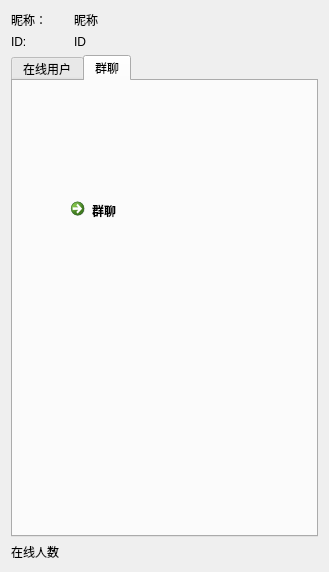
The window that Client/widget.ui (Psychim/Group5Pro) describes before a commit, drawn with Qt 5.
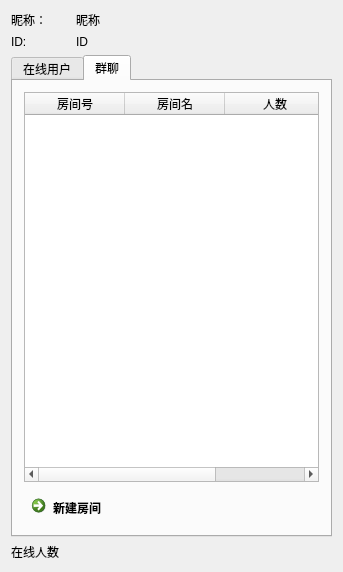
The same window after the commit.

What changed in the file:
```diff
--- a/Client/widget.ui
+++ b/Client/widget.ui
@@ -9,7 +9,7 @@
    <rect>
     <x>0</x>
     <y>0</y>
-    <width>329</width>
+    <width>343</width>
     <height>572</height>
    </rect>
   </property>
@@ -70,19 +70,40 @@
       <attribute name="title">
        <string>群聊</string>
       </attribute>
-      <widget class="QCommandLinkButton" name="commandLinkButton">
-       <property name="geometry">
-        <rect>
-         <x>50</x>
-         <y>110</y>
-         <width>168</width>
-         <height>41</height>
-        </rect>
-       </property>
-       <property name="text">
-        <string>群聊</string>
-       </property>
-      </widget>
+      <layout class="QVBoxLayout" name="verticalLayout">
+       <item>
+        <widget class="QTableWidget" name="roomtableWidget">
+         <column>
+          <property name="text">
+           <string>房间号</string>
+          </property>
+         </column>
+         <column>
+          <property name="text">
+           <string>房间名</string>
+          </property>
+         </column>
+         <column>
+          <property name="text">
+           <string>人数</string>
+          </property>
+         </column>
+        </widget>
+       </item>
+       <item>
+        <widget class="QCommandLinkButton" name="commandLinkButton">
+         <property name="sizePolicy">
+          <sizepolicy hsizetype="Fixed" vsizetype="Preferred">
+           <horstretch>0</horstretch>
+           <verstretch>0</verstretch>
+          </sizepolicy>
+         </property>
+         <property name="text">
+          <string>新建房间</string>
+         </property>
+        </widget>
+       </item>
+      </layout>
      </widget>
     </widget>
    </item>
```
Left out of the diff: 42 changed lines with no effect on the pictures.
